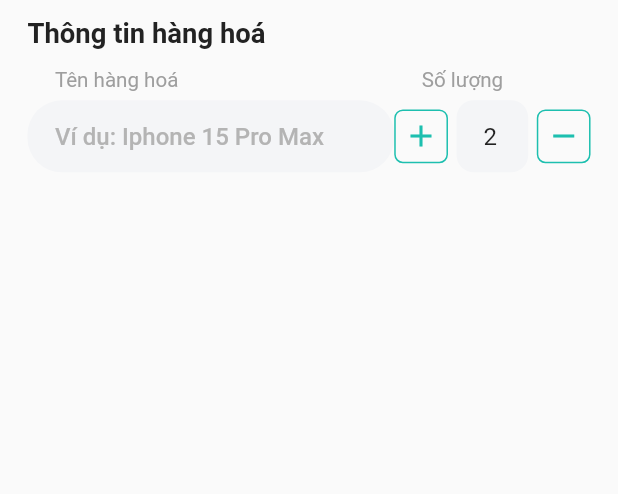
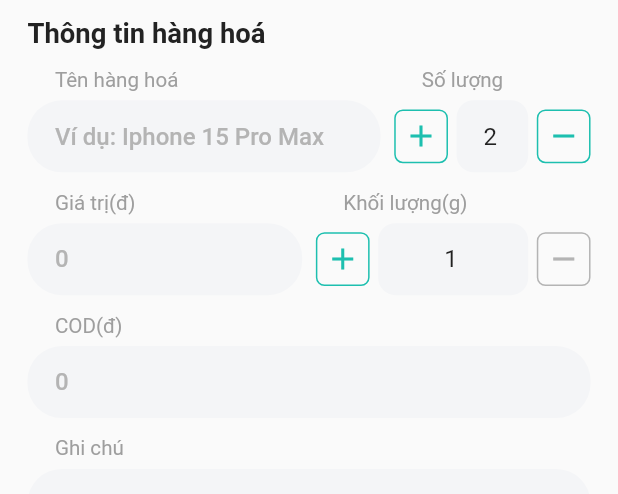
Before and after one commit to Hatunavu/shipf, a Flutter app: the OrderParcelWidget widget shown alone on an empty page, opened directly, after a tap on the "add" icon, on a phone screen of 412 x 824 dp. Shown: the top 494 px of the screen. Run offline on Flutter 3.47's test engine with Material 2 defaults, Android fonts, the phone set to English and light mode, and no system bars; our stand-ins replace auto_route, bloc, bot_toast, cached_network_image, dio, flutter_bloc and 12 more; missing offline and left inert: cached_network_image_platform_interface; accounts and stored records are empty; generated files the repository leaves out were written again; project files that could hold a hidden picture were left out.

Commit message:
update logic button amount

```diff
--- a/lib/ui/screen/main/order/widget/order_parcel_widget.dart
+++ b/lib/ui/screen/main/order/widget/order_parcel_widget.dart
@@ -1,6 +1,7 @@
 import 'package:flutter/material.dart';
 import 'package:flutter/services.dart';
 import 'package:flutter_screenutil/flutter_screenutil.dart';
+import 'package:intl/intl.dart';
 import 'package:shipf/ui/shared/textfield/primary_textfield.dart';
 import 'package:shipf/ui/theme/constant.dart';
 import 'package:shipf/ui/theme/text_style.dart';
@@ -14,14 +15,22 @@ class OrderParcelWidget extends StatefulWidget {
 
 class _OrderParcelWidgetState extends State<OrderParcelWidget> {
   final TextEditingController _homeController = TextEditingController();
+  final TextEditingController _priceController = TextEditingController();
 
   final TextEditingController _parcelAmountController = TextEditingController();
+  final TextEditingController _parcelWeightController = TextEditingController();
+  final TextEditingController _codController = TextEditingController();
+  final TextEditingController _noteController = TextEditingController();
+
+  late int currentValue;
 
   @override
   void initState() {
     // TODO: implement initState
     super.initState();
     _parcelAmountController.text = '1';
+    _parcelWeightController.text = '1';
+    currentValue = 0;
   }
 
   @override
@@ -55,7 +64,70 @@ class _OrderParcelWidgetState extends State<OrderParcelWidget> {
                   ],
                 ),
               ),
-              parcelAmountWidget()
+              SizedBox(
+                width: kDefaultPaddingWidthWidget / 2,
+              ),
+              parcelAmountWidget(controller: _parcelAmountController)
+            ],
+          ),
+          SizedBox(
+            height: kDefaultPaddingHeightScreen / 2,
+          ),
+          Row(
+            children: [
+              Expanded(
+                child: Column(
+                  crossAxisAlignment: CrossAxisAlignment.start,
+                  children: [
+                    labelTextField('Giá trị(đ)'),
+                    PrimaryTextField(
+                        isPrice: true,
+                        isNumberKey: true,
+                        label: '',
+                        controller: _priceController,
+                        hintText: '0',
+                        maxLines: 1,
+                        lengthLimit: 18),
+                  ],
+                ),
+              ),
+              SizedBox(
+                width: kDefaultPaddingWidthWidget / 2,
+              ),
+              Expanded(
+                child: parcelAmountWidget(
+                    controller: _parcelWeightController, isAmount: false),
+              )
+            ],
+          ),
+          SizedBox(
+            height: kDefaultPaddingHeightScreen / 2,
+          ),
+          Column(
+            crossAxisAlignment: CrossAxisAlignment.start,
+            children: [
+              labelTextField('COD(đ)'),
+              PrimaryTextField(
+                label: '',
+                controller: _codController,
+                hintText: '0',
+                isPrice: true,
+                isNumberKey: true,
+              ),
+            ],
+          ),
+          SizedBox(
+            height: kDefaultPaddingHeightScreen / 2,
+          ),
+          Column(
+            crossAxisAlignment: CrossAxisAlignment.start,
+            children: [
+              labelTextField('Ghi chú'),
+              PrimaryTextField(
+                label: '',
+                controller: _noteController,
+                maxLines: 5,
+              ),
             ],
           ),
         ],
@@ -63,77 +135,91 @@ class _OrderParcelWidgetState extends State<OrderParcelWidget> {
     );
   }
 
-  Widget parcelAmountWidget() {
+  Widget parcelAmountWidget(
+      {required TextEditingController controller, bool isAmount = true}) {
     return Column(
       crossAxisAlignment: CrossAxisAlignment.start,
       children: [
-        labelTextField('Số lượng'),
+        labelTextField(isAmount ? 'Số lượng' : 'Khối lượng(g)'),
         SizedBox(
           child: Row(
             children: [
-              GestureDetector(
-                onTap: () {
-                  int currentValue = int.parse(_parcelAmountController.text);
-                  setState(() {
-                    currentValue++;
-                    _parcelAmountController.text =
-                        (currentValue).toString(); // incrementing value
-                  });
+              changeAmountButton(controller),
+              isAmount
+                  ? SizedBox(
+                      width: 40.h,
+                      child: inputNumber(controller),
+                    )
+                  : Expanded(child: inputNumber(controller, lengthLimit: 7)),
+              changeAmountButton(controller, isIncrease: false),
+            ],
+          ),
+        )
+      ],
+    );
+  }
+
+  Widget inputNumber(TextEditingController controller, {int lengthLimit = 2}) {
+    String _formatNumber(String s) =>
+        NumberFormat.decimalPattern().format(int.parse(s.isEmpty ? '1' : s));
+    return TextFormField(
+      controller: controller,
+      onChanged: (string) {
+        string = _formatNumber(string.replaceAll(',', ''));
+        controller.value = TextEditingValue(
+          text: string,
+          selection: TextSelection.collapsed(offset: string.length),
+        );
       },
-                child: Container(
-                  margin: EdgeInsets.only(right: 5.w),
-                  height: 30.h,
-                  width: 30.h,
-                  decoration: BoxDecoration(
-                      border: Border.all(color: primaryColor),
-                      borderRadius: BorderRadius.circular(5.r)),
-                  child: const Icon(
-                    Icons.add,
-                    color: primaryColor,
-                  ),
-                ),
-              ),
-              SizedBox(
-                width: 40.h,
-                child: TextFormField(
-                  controller: _parcelAmountController,
       inputFormatters: <TextInputFormatter>[
-                    LengthLimitingTextInputFormatter(2),
+        LengthLimitingTextInputFormatter(lengthLimit),
+        FilteringTextInputFormatter.allow(RegExp("[0-9]")),
       ],
       textAlign: TextAlign.center,
       keyboardType: TextInputType.number,
       decoration: InputDecoration(
         filled: true,
         fillColor: backgroundTextField,
-                    contentPadding:
-                        EdgeInsets.symmetric(vertical: 10.h, horizontal: 10.w),
+        contentPadding: EdgeInsets.symmetric(vertical: 10.h, horizontal: 10.w),
         focusedBorder: OutlineInputBorder(
             borderSide: BorderSide.none,
-                        borderRadius:
-                            BorderRadius.circular(defaultBorderRadius)),
+            borderRadius: BorderRadius.circular(defaultBorderRadius)),
         enabledBorder: OutlineInputBorder(
             borderSide: BorderSide.none,
-                        borderRadius:
-                            BorderRadius.circular(defaultBorderRadius)),
+            borderRadius: BorderRadius.circular(defaultBorderRadius)),
       ),
-                ),
-              ),
-              Container(
-                margin: EdgeInsets.only(left: 5.w),
+    );
+  }
+
+  Widget changeAmountButton(TextEditingController controller,
+      {bool isIncrease = true}) {
+    bool isActive = (isIncrease && controller.text != '999,999') ||
+        (!isIncrease && controller.text != '1');
+    return GestureDetector(
+      onTap: isActive
+          ? () {
+              currentValue = int.parse(controller.text.replaceAll(',', ''));
+              setState(() {
+                isIncrease ? currentValue++ : currentValue--;
+                controller.text = NumberFormat.decimalPattern()
+                    .format(currentValue)
+                    .toString();
+              });
+            }
+          : null,
+      child: Container(
+        margin: EdgeInsets.only(
+            right: isIncrease ? 5.w : 0, left: isIncrease ? 0 : 5.w),
         height: 30.h,
         width: 30.h,
         decoration: BoxDecoration(
-                    border: Border.all(color: primaryColor),
+            border: Border.all(color: isActive ? primaryColor : greyText),
             borderRadius: BorderRadius.circular(5.r)),
-                child: const Icon(
-                  Icons.remove,
-                  color: primaryColor,
+        child: Icon(
+          isIncrease ? Icons.add : Icons.remove,
+          color: isActive ? primaryColor : greyText,
         ),
       ),
-            ],
-          ),
-        )
-      ],
     );
   }
 
--- a/lib/ui/shared/textfield/primary_textfield.dart
+++ b/lib/ui/shared/textfield/primary_textfield.dart
@@ -1,4 +1,5 @@
 import 'package:flutter/material.dart';
+import 'package:flutter/services.dart';
 import 'package:flutter_screenutil/flutter_screenutil.dart';
 import 'package:flutter_vector_icons/flutter_vector_icons.dart';
 import 'package:intl/intl.dart';
@@ -26,6 +27,7 @@ class PrimaryTextField extends StatelessWidget {
   final bool isValidate;
   final bool readOnly;
   final String? passConfirm;
+  final int? lengthLimit;
 
   PrimaryTextField(
       {Key? key,
@@ -46,7 +48,8 @@ class PrimaryTextField extends StatelessWidget {
       this.customErrorText,
       this.isValidate = true,
       this.readOnly = false,
-      this.passConfirm})
+      this.passConfirm,
+      this.lengthLimit})
       : super(key: key);
 
   final ValueNotifier _isShow = ValueNotifier(false);
@@ -67,6 +70,9 @@ class PrimaryTextField extends StatelessWidget {
                 _isError.value =
                     errorText != null && errorText != '' ? true : false;
                 return TextFormField(
+                  inputFormatters: <TextInputFormatter>[
+                    LengthLimitingTextInputFormatter(lengthLimit),
+                  ],
                   maxLines: isPass == true ? 1 : maxLines,
                   enableSuggestions: true,
                   autovalidateMode:
```
Lines whose indentation alone changed are shown as unchanged.
